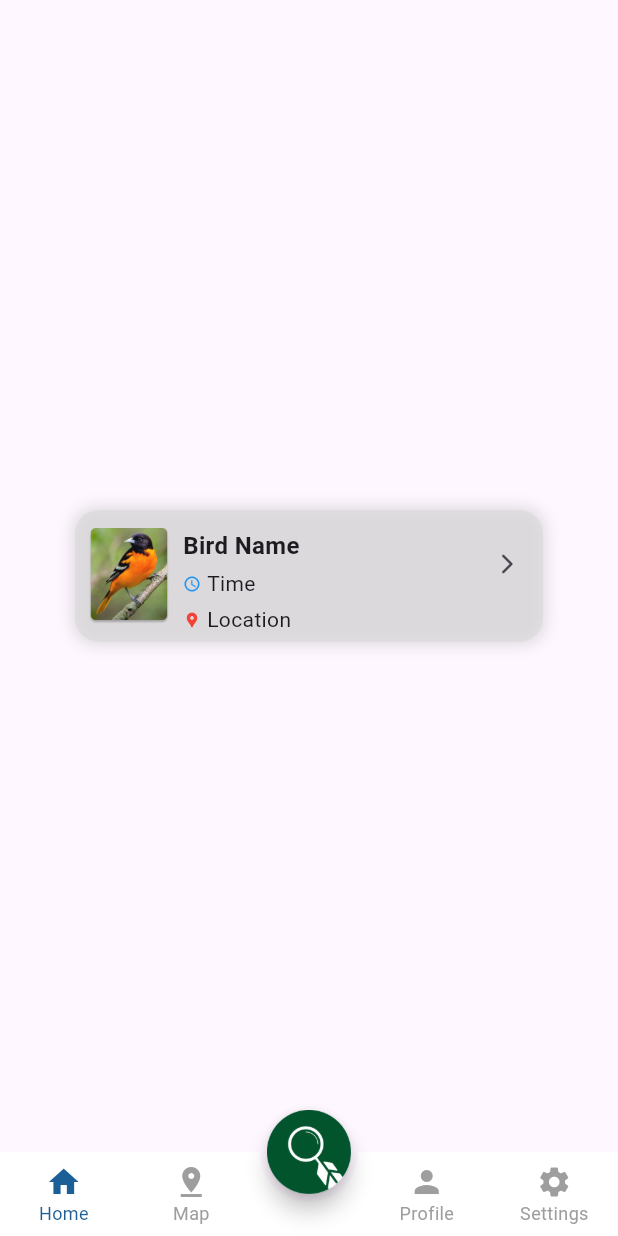
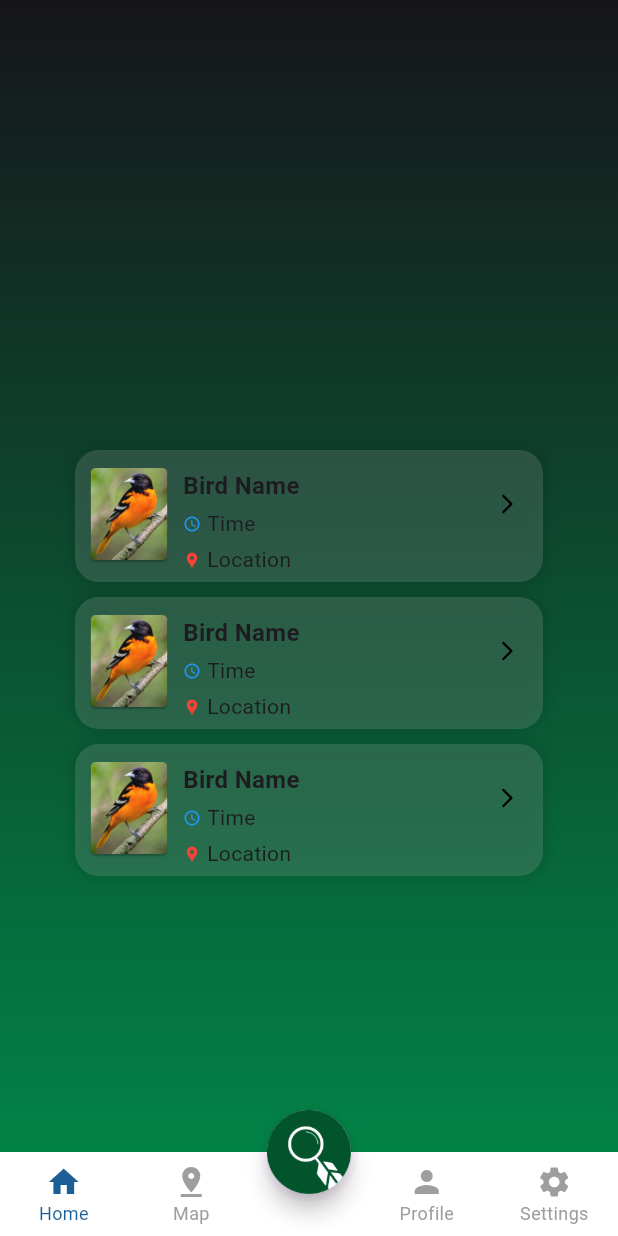
Before and after one commit to iamiza/feather-find, a Flutter app: the screen it shows after launch, on a phone screen of 412 x 824 dp. Run offline on Flutter 3.47's test engine with Material 3 defaults, Android fonts, the phone set to English and light mode, and no system bars; drawn by our look-alikes of animated_bottom_navigation_bar; our stand-ins replace permission_handler; missing offline and left inert: audio_waveforms, flutter_sound.

Commit message:
update homepage

```diff
--- a/featherfind/lib/components/minicard.dart
+++ b/featherfind/lib/components/minicard.dart
@@ -15,7 +15,7 @@ class Minicard extends StatelessWidget {
               height: 88,
               padding: const EdgeInsets.fromLTRB(8, 12, 0, 0),
               decoration: BoxDecoration(
-                color: const Color.fromRGBO(217, 217, 217, 0.6),
+                color: const Color.fromARGB(40,217,217,217),
                 borderRadius: BorderRadius.circular(16),
                 boxShadow: const [
                   BoxShadow(
@@ -44,19 +44,19 @@ class Minicard extends StatelessWidget {
                       width: 8,
                     ),
                     const Expanded(
-                      child: const Column(
+                      child: Column(
                         crossAxisAlignment: CrossAxisAlignment.start,
                         mainAxisAlignment: MainAxisAlignment.start,
                         children: [
-                          const Text(
+                          Text(
                             "Bird Name",
                             style: TextStyle(
                                 fontSize: 16, fontWeight: FontWeight.bold),
                           ),
-                          const SizedBox(
+                          SizedBox(
                             height: 4,
                           ),
-                          const Row(
+                          Row(
                             children: [
                               Icon(
                                 Icons.access_time,
@@ -69,10 +69,10 @@ class Minicard extends StatelessWidget {
                               Text("Time")
                             ],
                           ),
-                          const SizedBox(
+                          SizedBox(
                             height: 4,
                           ),
-                          const Row(
+                          Row(
                             children: [
                               Icon(
                                 Icons.location_pin,
@@ -85,7 +85,7 @@ class Minicard extends StatelessWidget {
                               Text("Location")
                             ],
                           ),
-                          const SizedBox(
+                          SizedBox(
                             width: 10,
                           ),
                         ],
@@ -107,6 +107,7 @@ class Minicard extends StatelessWidget {
                           },
                           icon: const Icon(Icons.arrow_forward_ios_rounded),
                           iconSize: 16,
+                          color: Colors.black,
                         ),
                       ],
                     ),
--- /dev/null
+++ b/featherfind/lib/components/searchbar.dart
@@ -0,0 +1,15 @@
+import 'package:flutter/material.dart';
+
+class SearchBar extends StatefulWidget {
+  const SearchBar({super.key});
+
+  @override
+  State<SearchBar> createState() => _SearchBarState();
+}
+
+class _SearchBarState extends State<SearchBar> {
+  @override
+  Widget build(BuildContext context) {
+    return const Placeholder();
+  }
+}
--- a/featherfind/lib/screens/homepage.dart
+++ b/featherfind/lib/screens/homepage.dart
@@ -6,10 +6,37 @@ class Homepage extends StatelessWidget {
 
   @override
   Widget build(BuildContext context) {
-    return const Scaffold(
-      body: Center(
-        child: Minicard(),
-      ),
+    return Scaffold(
+      body: Container(
+          width: double.infinity,
+          height: double.infinity,
+          decoration: const BoxDecoration(
+              gradient: LinearGradient(colors: [
+            Color.fromRGBO(22, 21, 26, 1),
+            Color.fromRGBO(2, 131, 70, 1)
+          ], begin: Alignment.topCenter, end: Alignment.bottomCenter)),
+          child: const Column(
+            children: [
+              SizedBox(height: 300,),
+              SingleChildScrollView(
+                child: Column(
+                  children: [
+                    Minicard(),
+                    SizedBox(
+                      height: 10,
+                    ),
+                    Minicard(),
+                    SizedBox(
+                      height: 10,
+                    ),
+                    Minicard(),
+
+
+                  ],
+                ),
+              )
+            ],
+          )),
     );
   }
 }
```
